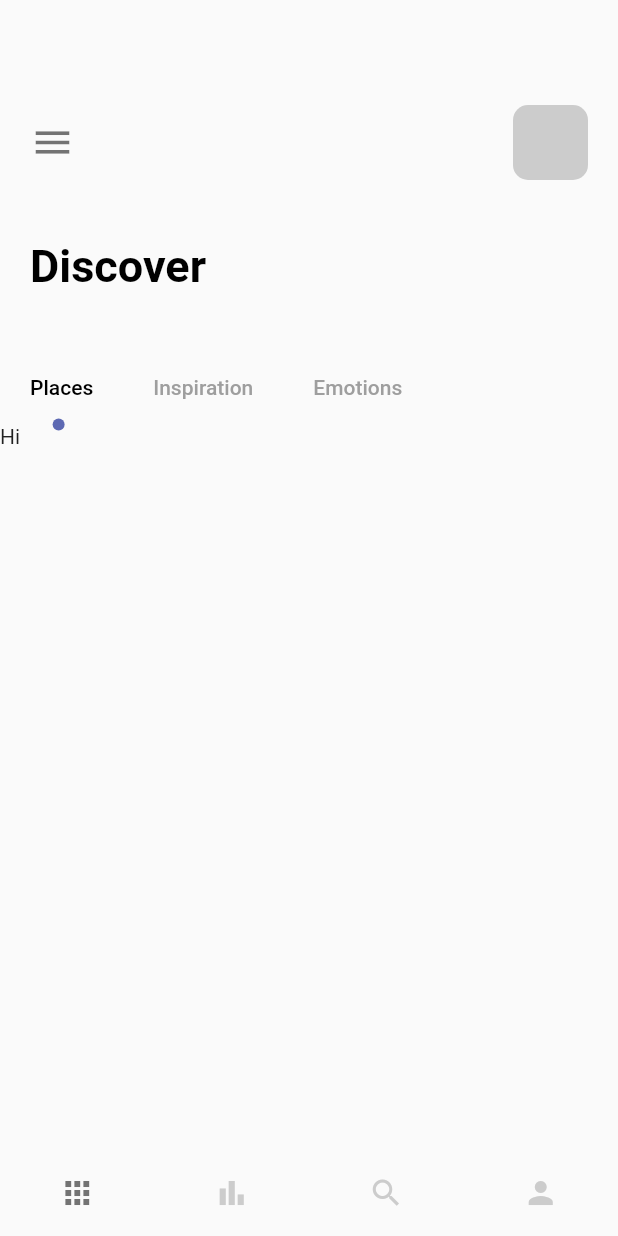
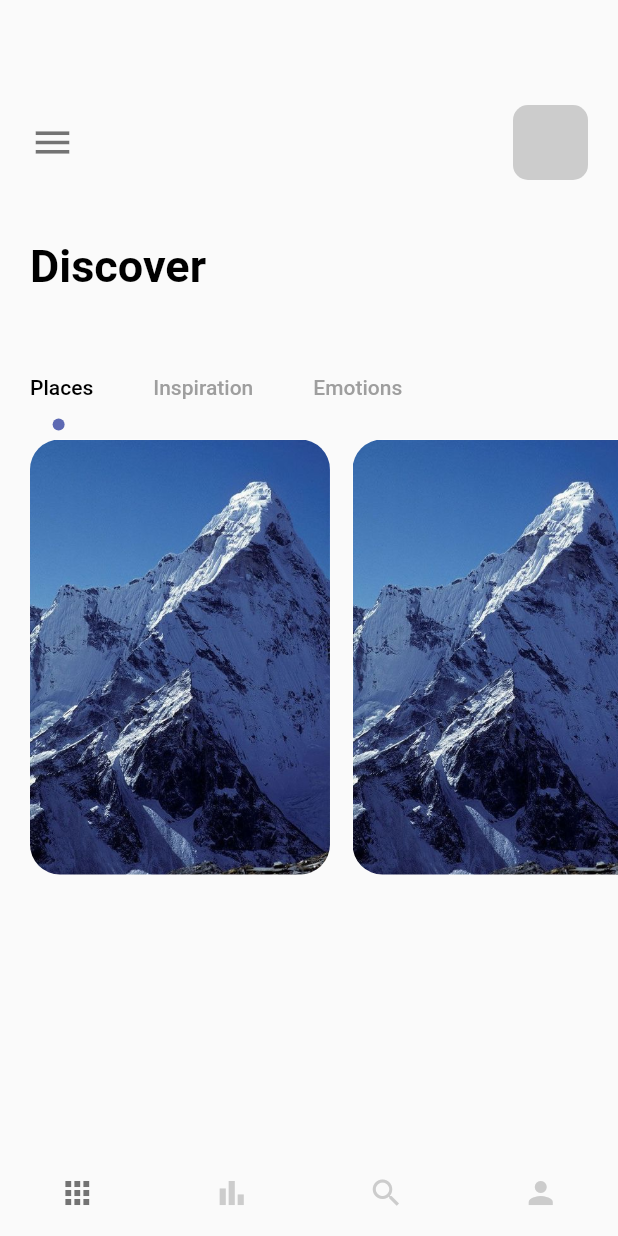
Before and after one commit to its-asaduzzaman/slider_app_flutter, a Flutter app: the screen it shows after launch, on a phone screen of 412 x 824 dp. Run offline on Flutter 3.47's test engine with Material 2 defaults, Android fonts, the phone set to English and light mode, and no system bars.

```diff
--- a/lib/pages/navpages/home_page.dart
+++ b/lib/pages/navpages/home_page.dart
@@ -75,12 +75,31 @@ class _HomePageState extends State<HomePage> with TickerProviderStateMixin {
             ),
           ),
           Container(
+            padding: const EdgeInsets.only(left: 20.0),
             height: 300.0,
             width: double.maxFinite,
             child: TabBarView(
               controller: _tabController,
               children: [
-                Text('Hi'),
+                ListView.builder(
+                  itemCount: 3,
+                  scrollDirection: Axis.horizontal,
+                  itemBuilder: (BuildContext context, int index) {
+                    return Container(
+                      margin: const EdgeInsets.only(right: 15.0, top: 10.0),
+                      height: 300,
+                      width: 200,
+                      decoration: BoxDecoration(
+                        borderRadius: BorderRadius.circular(20),
+                        color: Colors.white,
+                        image: DecorationImage(
+                          image: AssetImage("img/mountain.jpeg"),
+                          fit: BoxFit.cover,
+                        ),
+                      ),
+                    );
+                  },
+                ),
                 Text('There'),
                 Text('Bye'),
               ],
```
